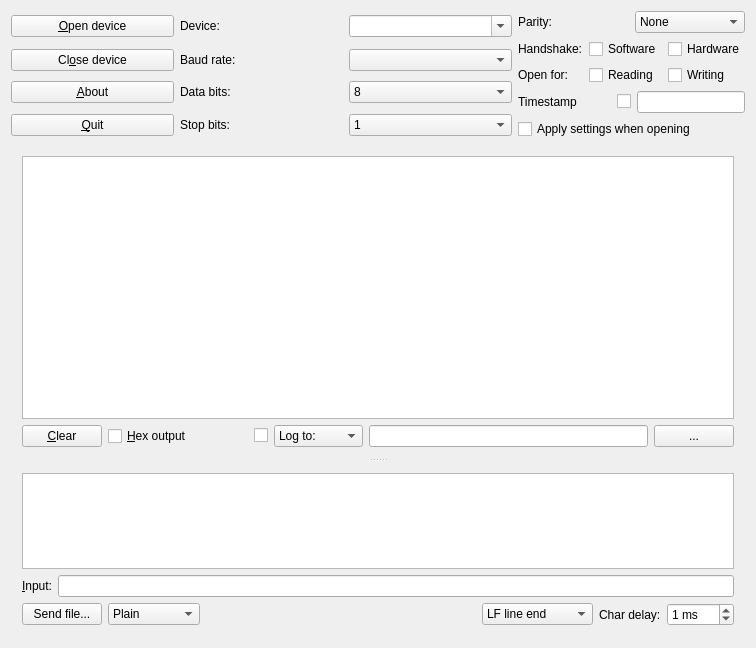
Above: cutecommdlg.ui from pnx/CuteCom before the change. Below: the same form after it.
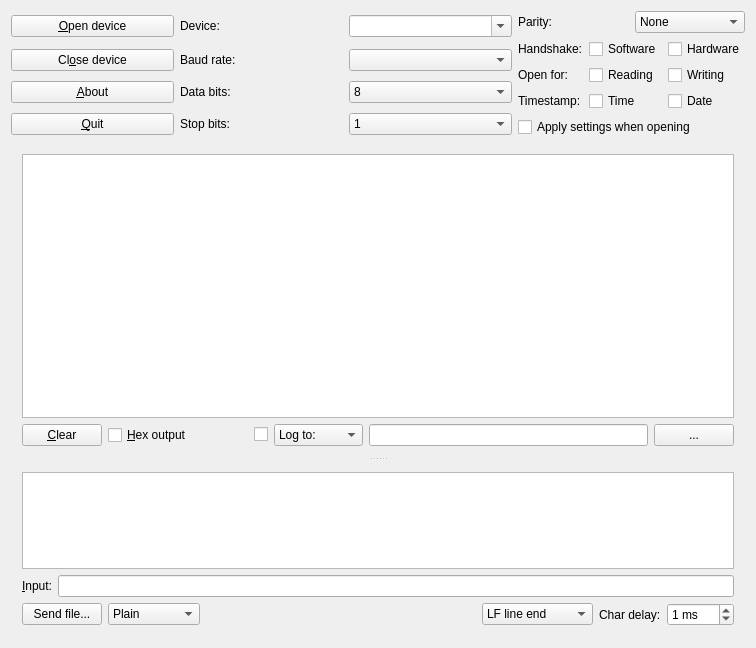
That is the form after the change.

Commit message:
Rewrite time-stamping
When debugging communication between microcontrollers, it is very
helpful to have time stamps in milli second resolution. On the other
hand it might be usefull to have date stamps when monitoring over
several days. Hence, the following changes were made:

* Remove usage of 'strftime' format field
* Add optional fixed format time stamps: HH:MM:SS.MS
* Add optional fixed format date stamps: YYYY-MM-DD

Diff of the .ui file:
```diff
--- a/cutecommdlg.ui
+++ b/cutecommdlg.ui
@@ -256,13 +256,23 @@
            </property>
           </widget>
          </item>
-         <item row="1" column="0">
-          <widget class="QLabel" name="textLabel1_3">
+         <item row="2" column="1">
+          <widget class="QCheckBox" name="m_timestampEnabled">
+           <property name="toolTip">
+            <string>Add local time stamp to serial output</string>
+           </property>
            <property name="text">
-            <string>Open for:</string>
+            <string>Time</string>
            </property>
-           <property name="wordWrap">
-            <bool>false</bool>
+          </widget>
+         </item>
+         <item row="2" column="2">
+          <widget class="QCheckBox" name="m_datestampEnabled">
+           <property name="toolTip">
+            <string>Add date to time stamp of serial output</string>
+           </property>
+           <property name="text">
+            <string>Date</string>
            </property>
           </widget>
          </item>
@@ -276,40 +286,20 @@
            </property>
           </widget>
          </item>
-        </layout>
-       </item>
-       <item>
-        <layout class="QHBoxLayout" name="horizontalLayout2">
-         <item>
-          <widget class="QLabel" name="TextLabel">
+         <item row="1" column="0">
+          <widget class="QLabel" name="textLabel1_3">
            <property name="text">
-            <string>Timestamp</string>
+            <string>Open for:</string>
            </property>
-          </widget>
-         </item>
-         <item>
-          <widget class="QCheckBox" name="m_timestampEnabled">
-           <property name="layoutDirection">
-            <enum>Qt::RightToLeft</enum>
+           <property name="wordWrap">
+            <bool>false</bool>
            </property>
-           <property name="text">
-            <string/>
-           </property>
           </widget>
          </item>
-         <item>
-          <widget class="QLineEdit" name="m_timestampFormat">
-           <property name="sizePolicy">
-            <sizepolicy hsizetype="Minimum" vsizetype="Fixed">
-             <horstretch>0</horstretch>
-             <verstretch>0</verstretch>
-            </sizepolicy>
-           </property>
-           <property name="maximumSize">
-            <size>
-             <width>140</width>
-             <height>25</height>
-            </size>
+         <item row="2" column="0">
+          <widget class="QLabel" name="timestampLabel">
+           <property name="text">
+            <string>Timestamp:</string>
            </property>
           </widget>
          </item>
```
The commit also changes 1 other file.
